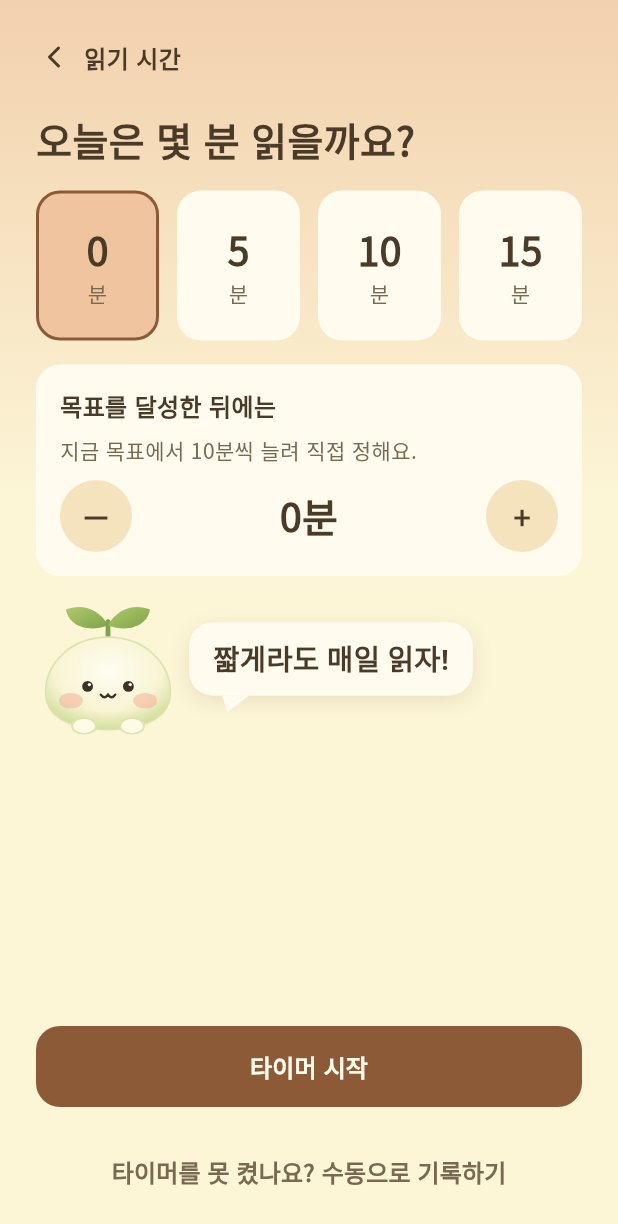
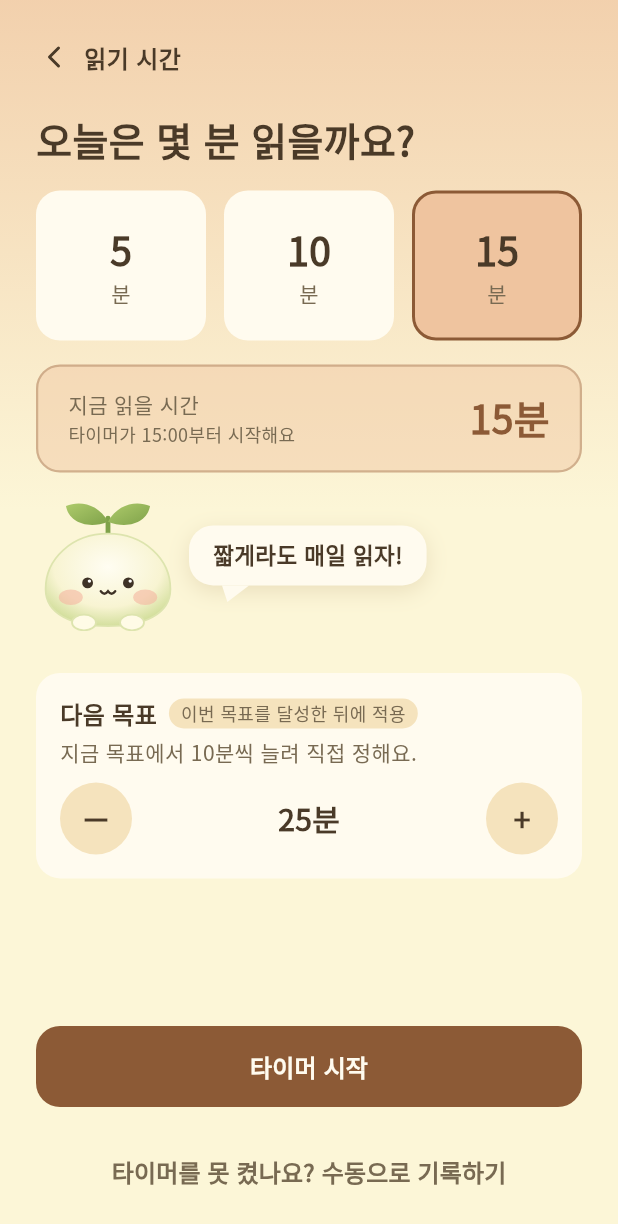
Before and after one commit to jeonmiso050102/readmate, a Flutter app: the TimeSelectScreen screen opened by its route, on a phone screen of 412 x 824 dp. Shown: the top 1224 px of the screen. Run offline on Flutter 3.47's test engine with Material 3 defaults, Android fonts, the phone set to English and light mode, and no system bars; our stand-ins replace cloud_firestore, firebase_auth, firebase_core, flutter_svg, google_fonts; accounts and stored records are empty; Roboto replaces fonts that are missing (Gaegu); statements that could not run were skipped.

Commit message:
읽기 시간 화면 개선

```diff
--- a/lib/main.dart
+++ b/lib/main.dart
@@ -75,7 +75,9 @@ class ReadMateApp extends StatelessWidget {
                 editing: ModalRoute.of(ctx)?.settings.arguments as Book?,
               ),
           Routes.timeSelect: (_) => const TimeSelectScreen(),
-          Routes.timer: (_) => const TimerScreen(),
+          Routes.timer: (ctx) => TimerScreen(
+                minutes: ModalRoute.of(ctx)?.settings.arguments as int?,
+              ),
           Routes.record: (_) => const RecordScreen(),
           Routes.reward: (_) => const RewardScreen(),
           Routes.recap: (_) => const RecapScreen(),
--- a/lib/screens/time_select_screen.dart
+++ b/lib/screens/time_select_screen.dart
@@ -7,21 +7,34 @@ import '../theme/app_theme.dart';
 import '../widgets/common.dart';
 
 /// 04 읽기 시간 선택
-class TimeSelectScreen extends StatelessWidget {
+class TimeSelectScreen extends StatefulWidget {
   const TimeSelectScreen({super.key});
+
+  @override
+  State<TimeSelectScreen> createState() => _TimeSelectScreenState();
+}
+
+class _TimeSelectScreenState extends State<TimeSelectScreen> {
+  // 누르는 즉시 화면에 반영되도록 이 화면에서 직접 들고 있음
+  late int _minutes = context.read<ReadingState>().goalMinutes;
+
+  void _pick(int m) {
+    setState(() => _minutes = m);
+    context.read<ReadingState>().setGoal(m);
+  }
 
   @override
   Widget build(BuildContext context) {
     final s = context.watch<ReadingState>();
     final book = s.current;
-    final presets = <int>{5, 10, 15, s.goalMinutes}.toList()..sort();
+    final presets = <int>{5, 10, 15, _minutes}.toList()..sort();
     return SunScaffold(
       bottom: Column(
         mainAxisSize: MainAxisSize.min,
         children: [
           PrimaryButton(
             label: '타이머 시작',
-            onPressed: () => Navigator.of(context).pushNamed(Routes.timer),
+            onPressed: () => Navigator.of(context).pushNamed(Routes.timer, arguments: _minutes),
           ),
           const SizedBox(height: 16),
           GhostButton(
@@ -43,24 +56,75 @@ class TimeSelectScreen extends StatelessWidget {
             children: [
               for (var i = 0; i < presets.length; i++) ...[
                 if (i > 0) const SizedBox(width: 12),
-                Expanded(child: _TimeChip(minutes: presets[i], selected: presets[i] == s.goalMinutes)),
+                Expanded(
+                  child: _TimeChip(
+                    minutes: presets[i],
+                    selected: presets[i] == _minutes,
+                    onTap: () => _pick(presets[i]),
+                  ),
+                ),
               ],
             ],
           ),
           const SizedBox(height: 16),
+          // 지금 읽을 시간 (바로 타이머에 들어가는 시간)
+          Container(
+            width: double.infinity,
+            padding: const EdgeInsets.symmetric(horizontal: 20, vertical: 16),
+            decoration: BoxDecoration(
+              color: AppColors.sun.withValues(alpha: 0.45),
+              borderRadius: BorderRadius.circular(16),
+              border: Border.all(color: AppColors.primary.withValues(alpha: 0.35), width: 1.5),
+            ),
+            child: Row(
+              children: [
+                Expanded(
+                  child: Column(
+                    crossAxisAlignment: CrossAxisAlignment.start,
+                    children: [
+                      Text('지금 읽을 시간', style: AppText.subLabel),
+                      const SizedBox(height: 2),
+                      Text(
+                        '타이머가 ${_minutes.toString().padLeft(2, '0')}:00부터 시작해요',
+                        style: AppText.caption,
+                      ),
+                    ],
+                  ),
+                ),
+                Text('$_minutes분', style: AppText.title.copyWith(color: AppColors.primary)),
+              ],
+            ),
+          ),
+          const SizedBox(height: 16),
+          const SproutWithBubble(text: '짧게라도 매일 읽자!', sproutWidth: 96),
+          const SizedBox(height: 28),
+          // 다음 목표 (이번 목표를 달성한 뒤에 적용)
           AppCard(
             child: Column(
               crossAxisAlignment: CrossAxisAlignment.start,
               children: [
-                Text('목표를 달성한 뒤에는', style: AppText.bodyBold),
-                const SizedBox(height: 10),
+                Row(
+                  children: [
+                    Text('다음 목표', style: AppText.bodyBold),
+                    const SizedBox(width: 8),
+                    Container(
+                      padding: const EdgeInsets.symmetric(horizontal: 8, vertical: 2),
+                      decoration: BoxDecoration(
+                        color: AppColors.beige,
+                        borderRadius: BorderRadius.circular(999),
+                      ),
+                      child: Text('이번 목표를 달성한 뒤에 적용', style: AppText.caption),
+                    ),
+                  ],
+                ),
+                const SizedBox(height: 6),
                 Text('지금 목표에서 10분씩 늘려 직접 정해요.', style: AppText.bodySub),
                 const SizedBox(height: 10),
                 Row(
                   children: [
                     _RoundButton(label: '−', onTap: () => s.adjustNextGoal(-10)),
                     Expanded(
-                      child: Center(child: Text('${s.nextGoalMinutes}분', style: AppText.title)),
+                      child: Center(child: Text('${s.nextGoalMinutes}분', style: AppText.heading)),
                     ),
                     _RoundButton(label: '+', onTap: () => s.adjustNextGoal(10)),
                   ],
@@ -68,8 +132,6 @@ class TimeSelectScreen extends StatelessWidget {
               ],
             ),
           ),
-          const SizedBox(height: 16),
-          const SproutWithBubble(text: '짧게라도 매일 읽자!', sproutWidth: 96),
           const SizedBox(height: 24),
         ],
       ),
@@ -78,14 +140,16 @@ class TimeSelectScreen extends StatelessWidget {
 }
 
 class _TimeChip extends StatelessWidget {
-  const _TimeChip({required this.minutes, required this.selected});
+  const _TimeChip({required this.minutes, required this.selected, required this.onTap});
   final int minutes;
   final bool selected;
+  final VoidCallback onTap;
 
   @override
   Widget build(BuildContext context) {
     return GestureDetector(
-      onTap: () => context.read<ReadingState>().setGoal(minutes),
+      behavior: HitTestBehavior.opaque,
+      onTap: onTap,
       child: AnimatedContainer(
         duration: const Duration(milliseconds: 150),
         padding: const EdgeInsets.symmetric(vertical: 20),
--- a/lib/theme/app_theme.dart
+++ b/lib/theme/app_theme.dart
@@ -43,8 +43,7 @@ class AppText {
   static TextStyle get bodySub => _noto(14, FontWeight.w400, AppColors.subText);
   static TextStyle get caption => _noto(12, FontWeight.w400, AppColors.subText);
   static TextStyle get timer => _noto(64, FontWeight.w500);
-  static TextStyle get bubble =>
-      GoogleFonts.gaegu(fontSize: 19, fontWeight: FontWeight.w700, color: AppColors.text);
+  static TextStyle get bubble => _noto(15, FontWeight.w700); // 말풍선 (본문과 같은 Noto Sans KR)
 }
 
 ThemeData buildAppTheme() {
```
Also changed, not shown: lib/screens/manual_record_screen.dart (+20 -1 lines), lib/screens/timer_screen.dart (+6 -3 lines), lib/state/reading_state.dart (+16 -2 lines), lib/widgets/book_widgets.dart (+24 -23 lines).
